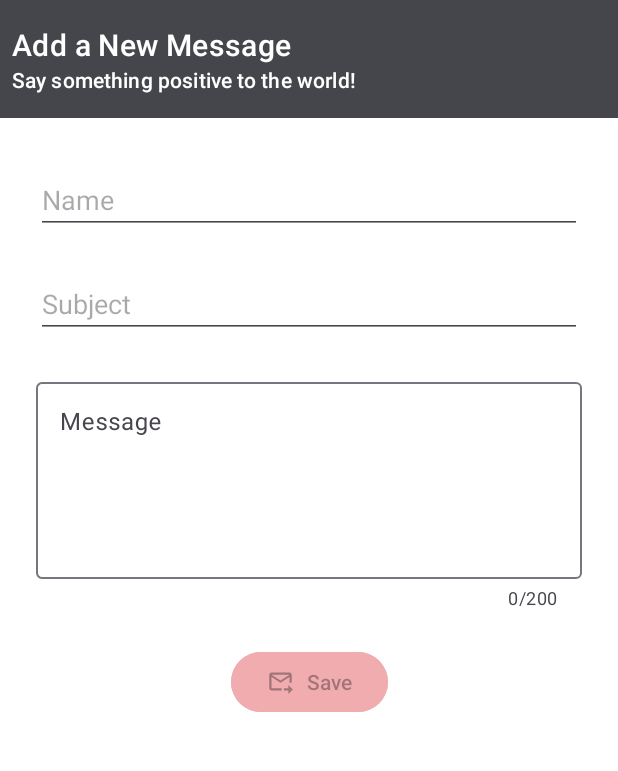
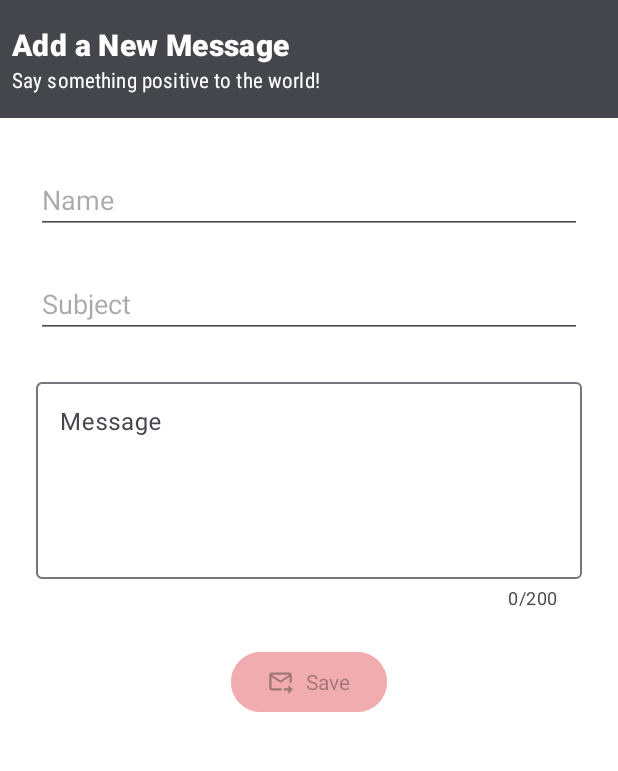
Before and after one commit to markdrake/lovevery, an Android app: the NewMessageFragment screen opened through its navigation route, on a phone screen of 412 x 824 dp, the part 96-867 px from its top. Run offline under Robolectric (Android 15) with nearby library versions, the phone set to English and light mode, and no system bars; our stand-ins replace Dagger/Hilt's generated code, Timber, navigation-ui.

Commit message:
Updated font families

```diff
--- a/app/src/main/res/layout/fragment_home.xml
+++ b/app/src/main/res/layout/fragment_home.xml
@@ -25,6 +25,7 @@
             android:layout_marginStart="24dp"
             android:layout_marginTop="8dp"
             android:layout_marginEnd="24dp"
+            android:fontFamily="sans-serif-black"
             android:text="@string/welcome_label"
             android:textAlignment="center"
             android:textColor="@color/white"
@@ -55,6 +56,7 @@
         android:layout_marginStart="8dp"
         android:layout_marginTop="16dp"
         android:layout_marginEnd="8dp"
+        android:fontFamily="sans-serif"
         android:text="Oops!, looks like there are no messages sent yet..."
         app:layout_constraintEnd_toEndOf="parent"
         app:layout_constraintStart_toStartOf="parent"
--- a/app/src/main/res/layout/fragment_new_message.xml
+++ b/app/src/main/res/layout/fragment_new_message.xml
@@ -25,7 +25,8 @@
             android:layout_marginStart="8dp"
             android:layout_marginTop="16dp"
             android:layout_marginEnd="8dp"
-            android:text="Add a New Message"
+            android:text="@string/add_a_new_message"
+            android:fontFamily="sans-serif-black"
             android:textAppearance="?textAppearanceHeadline6"
             android:textColor="@color/white"
             app:layout_constraintEnd_toEndOf="parent"
@@ -37,7 +38,8 @@
             android:layout_width="0dp"
             android:layout_height="wrap_content"
             android:layout_marginEnd="24dp"
-            android:text="Say something positive to the world!"
+            android:text="@string/say_something_positive_to_the_world"
+            android:fontFamily="sans-serif-condensed"
             android:textAppearance="?textAppearanceSubtitle2"
             android:textColor="@color/white"
             app:layout_constraintEnd_toEndOf="parent"
@@ -53,8 +55,9 @@
         android:layout_marginTop="32dp"
         android:layout_marginEnd="24dp"
         android:autofillHints="@string/prompt_email"
-        android:hint="Name"
+        android:hint="@string/name"
         android:inputType="textShortMessage"
+        android:fontFamily="sans-serif"
         android:selectAllOnFocus="true"
         app:layout_constraintEnd_toEndOf="parent"
         app:layout_constraintStart_toStartOf="parent"
@@ -70,6 +73,7 @@
         android:autofillHints="@string/prompt_password"
         android:hint="@string/subject"
         android:imeActionLabel="@string/action_sign_in_short"
+        android:fontFamily="sans-serif"
         android:imeOptions="actionDone"
         android:inputType="text"
         android:selectAllOnFocus="true"
@@ -84,6 +88,7 @@
         android:layout_gravity="start"
         android:layout_marginStart="48dp"
         android:layout_marginTop="24dp"
+        android:fontFamily="sans-serif"
         android:layout_marginEnd="48dp"
         android:backgroundTint="@color/primary"
         android:enabled="false"
@@ -129,6 +134,7 @@
             android:layout_height="wrap_content"
             android:autofillHints="message"
             android:ems="10"
+            android:fontFamily="sans-serif"
             android:gravity="start|top"
             android:hint="@string/message"
             android:inputType="textMultiLine"
--- a/app/src/main/res/layout/item_message.xml
+++ b/app/src/main/res/layout/item_message.xml
@@ -33,6 +33,7 @@
                 android:layout_marginTop="16dp"
                 android:layout_marginEnd="16dp"
                 android:textAppearance="?textAppearanceHeadline5"
+                android:fontFamily="sans-serif-black"
                 app:layout_constraintEnd_toEndOf="parent"
                 app:layout_constraintStart_toStartOf="parent"
                 app:layout_constraintTop_toTopOf="parent"
@@ -45,6 +46,7 @@
                 android:layout_marginTop="4dp"
                 android:layout_marginEnd="8dp"
                 android:textAppearance="?textAppearanceSubtitle1"
+                android:fontFamily="sans-serif-condensed"
                 app:layout_constraintEnd_toEndOf="parent"
                 app:layout_constraintStart_toStartOf="@+id/tv_username"
                 app:layout_constraintTop_toBottomOf="@+id/tv_username"
@@ -57,6 +59,7 @@
                 android:layout_marginStart="16dp"
                 android:layout_marginTop="8dp"
                 android:textAppearance="?textAppearanceBody2"
+                android:fontFamily="sans-serif"
                 app:layout_constraintEnd_toEndOf="@+id/tv_subject"
                 app:layout_constraintStart_toStartOf="@+id/tv_username"
                 app:layout_constraintTop_toBottomOf="@+id/tv_subject"
--- a/app/src/main/res/values/strings.xml
+++ b/app/src/main/res/values/strings.xml
@@ -158,4 +158,7 @@
     <string name="clear_search">Clear search</string>
     <string name="logo">logo</string>
     <string name="showing_messages_from_template">Showing messages from %s...</string>
+    <string name="add_a_new_message">Add a New Message</string>
+    <string name="say_something_positive_to_the_world">Say something positive to the world!</string>
+    <string name="name">Name</string>
 </resources>
```
